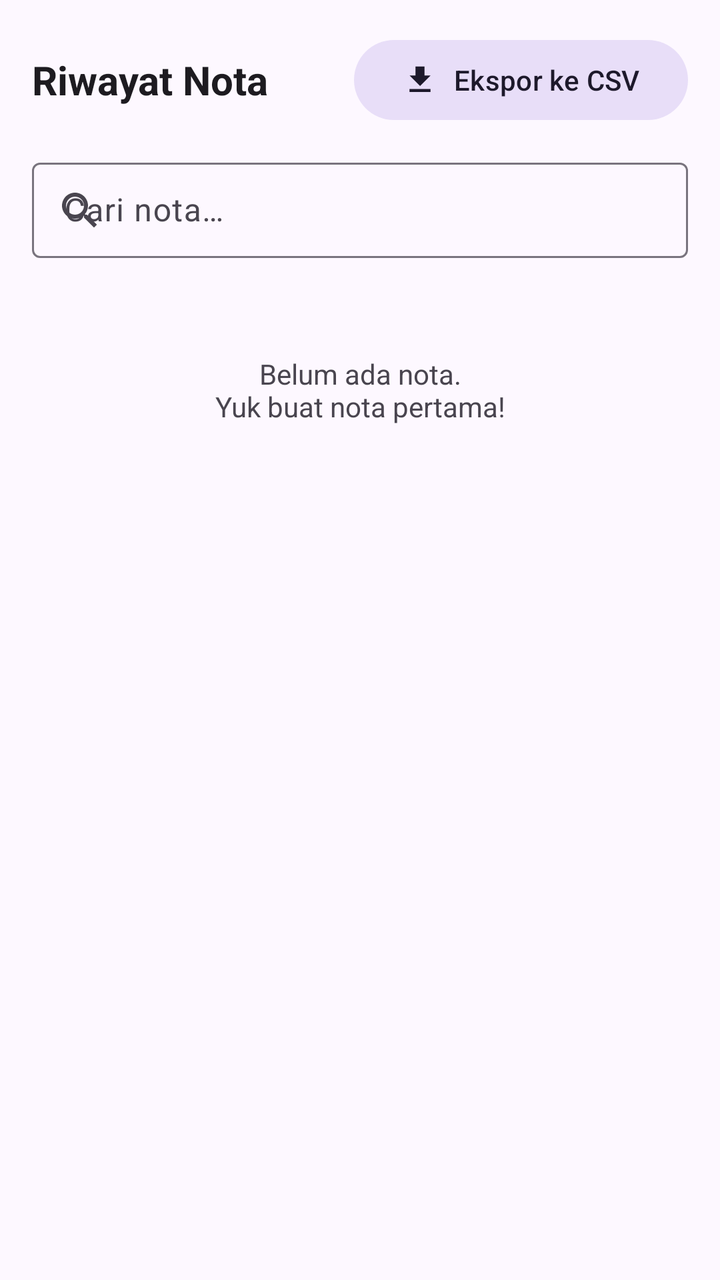
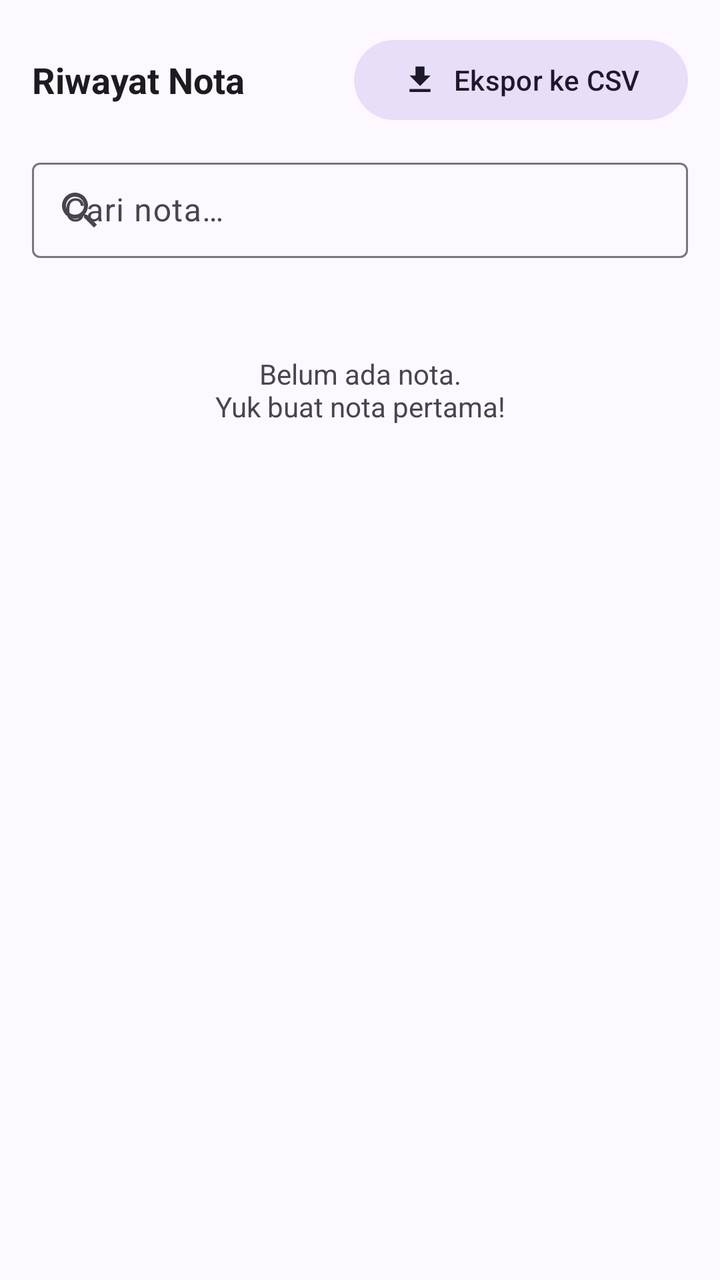

Before-and-after screenshots of an Android layout around one commit, followed by the original layout XML and the change that was made.
<!-- AndroidManifest.xml: application theme Theme.NotaCostume -->
<!-- res/layout/fragment_riwayat.xml -->
<?xml version="1.0" encoding="utf-8"?>
<LinearLayout xmlns:android="http://schemas.android.com/apk/res/android"
    xmlns:app="http://schemas.android.com/apk/res-auto"
    android:layout_width="match_parent"
    android:layout_height="match_parent"
    android:orientation="vertical"
    android:background="?attr/colorSurface"
    android:padding="16dp">

    <LinearLayout
        android:layout_width="match_parent"
        android:layout_height="wrap_content"
        android:orientation="horizontal"
        android:gravity="center_vertical">

        <TextView
            android:layout_width="0dp"
            android:layout_height="wrap_content"
            android:layout_weight="1"
            android:text="@string/riwayat_title"
            android:textColor="?attr/colorOnSurface"
            android:textSize="20sp"
            android:textStyle="bold" />

        <com.google.android.material.button.MaterialButton
            android:id="@+id/btnExport"
            style="@style/Widget.Material3.Button.TonalButton"
            android:layout_width="wrap_content"
            android:layout_height="wrap_content"
            android:text="@string/export_csv"
            app:icon="@drawable/ic_export" />
    </LinearLayout>

    <com.google.android.material.textfield.TextInputLayout
        android:id="@+id/tilSearch"
        style="@style/Widget.Material3.TextInputLayout.OutlinedBox.Dense"
        android:layout_width="match_parent"
        android:layout_height="wrap_content"
        android:layout_marginTop="12dp"
        android:hint="@string/search_hint"
        app:startIconDrawable="@drawable/ic_search">

        <com.google.android.material.textfield.TextInputEditText
            android:id="@+id/etSearch"
            android:layout_width="match_parent"
            android:layout_height="wrap_content"
            android:inputType="text"
            android:maxLines="1" />
    </com.google.android.material.textfield.TextInputLayout>

    <TextView
        android:id="@+id/tvEmpty"
        android:layout_width="match_parent"
        android:layout_height="wrap_content"
        android:layout_marginTop="48dp"
        android:gravity="center"
        android:text="@string/empty_state"
        android:textColor="?attr/colorOnSurfaceVariant"
        android:textSize="14sp" />

    <androidx.recyclerview.widget.RecyclerView
        android:id="@+id/rvRiwayat"
        android:layout_width="match_parent"
        android:layout_height="wrap_content"
        android:layout_marginTop="16dp"
        android:nestedScrollingEnabled="false" />
</LinearLayout>
<!-- resources referenced by this layout -->
<resources>
  <!-- drawable ic_export (drawable) -->
  <?xml version="1.0" encoding="utf-8"?>
  <vector xmlns:android="http://schemas.android.com/apk/res/android"
      android:width="24dp"
      android:height="24dp"
      android:viewportWidth="24"
      android:viewportHeight="24">
      <path
          android:fillColor="#FF000000"
          android:pathData="M19,9h-4V3H9v6H5l7,7 7,-7zM5,18v2h14v-2H5z" />
  </vector>
  <!-- drawable ic_search (drawable) -->
  <?xml version="1.0" encoding="utf-8"?>
  <vector xmlns:android="http://schemas.android.com/apk/res/android"
      android:width="24dp"
      android:height="24dp"
      android:viewportWidth="24"
      android:viewportHeight="24">
      <path
          android:fillColor="#FF000000"
          android:pathData="M15.5,14h-0.79l-0.28,-0.27C15.41,12.59 16,11.11 16,9.5 16,5.91 13.09,3 9.5,3S3,5.91 3,9.5 5.91,16 9.5,16c1.61,0 3.09,-0.59 4.23,-1.57l0.27,0.28v0.79l5,4.99L20.49,19l-4.99,-5zM9.5,14C7.01,14 5,11.99 5,9.5S7.01,5 9.5,5 14,7.01 14,9.5 11.99,14 9.5,14z" />
  </vector>
  <string name="empty_state">Belum ada nota.\nYuk buat nota pertama!</string>
  <string name="export_csv">Export CSV</string>
  <string name="riwayat_title">Riwayat Nota</string>
  <string name="search_hint">Cari nota…</string>
  <style name="Theme.NotaCostume" parent="Theme.Material3.DayNight.NoActionBar">
          <item name="colorPrimary">@color/md_primary</item>
          <item name="colorOnPrimary">@color/white</item>
          <item name="colorPrimaryContainer">@color/md_primary_container</item>
          <item name="colorOnPrimaryContainer">@color/md_on_primary_container</item>
          <item name="colorSecondary">@color/md_secondary</item>
          <item name="colorOnSecondary">@color/white</item>
          <item name="colorSecondaryContainer">@color/md_secondary_container</item>
          <item name="colorOnSecondaryContainer">@color/md_on_secondary_container</item>
          <item name="colorSurface">@color/md_surface</item>
          <item name="colorOnSurface">@color/md_on_surface</item>
          <item name="colorSurfaceContainer">@color/md_surface_container</item>
          <item name="colorOutline">@color/md_outline</item>
          <item name="dynamicColorThemeOverlay">@style/ThemeOverlay.Material3.DynamicColors.DayNight</item>
          <item name="android:statusBarColor">?attr/colorSurfaceContainer</item>
      </style>
  <color name="md_primary">#6750A4</color>
  <color name="white">#FFFFFF</color>
  <color name="md_primary_container">#EADDFF</color>
  <color name="md_on_primary_container">#21005D</color>
  <color name="md_secondary">#625B71</color>
  <color name="md_secondary_container">#E8DEF8</color>
  <color name="md_on_secondary_container">#1D192B</color>
  <color name="md_surface">#FDF8FF</color>
  <color name="md_on_surface">#1D1B20</color>
  <color name="md_surface_container">#F3EDF7</color>
  <color name="md_outline">#79747E</color>
</resources>

<!-- the commit's change to res/layout/fragment_riwayat.xml (unified diff, before → after) -->
@@ -19,7 +19,7 @@
             android:layout_weight="1"
             android:text="@string/riwayat_title"
             android:textColor="?attr/colorOnSurface"
-            android:textSize="20sp"
+            android:textSize="18sp"
             android:textStyle="bold" />
 
         <com.google.android.material.button.MaterialButton
<!-- resource entries referenced after the edit -->
@@ -23,7 +23,7 @@
           android:pathData="M15.5,14h-0.79l-0.28,-0.27C15.41,12.59 16,11.11 16,9.5 16,5.91 13.09,3 9.5,3S3,5.91 3,9.5 5.91,16 9.5,16c1.61,0 3.09,-0.59 4.23,-1.57l0.27,0.28v0.79l5,4.99L20.49,19l-4.99,-5zM9.5,14C7.01,14 5,11.99 5,9.5S7.01,5 9.5,5 14,7.01 14,9.5 11.99,14 9.5,14z" />
   </vector>
   <string name="empty_state">Belum ada nota.\nYuk buat nota pertama!</string>
-  <string name="export_csv">Export CSV</string>
+  <string name="export_csv">Ekspor ke CSV</string>
   <string name="riwayat_title">Riwayat Nota</string>
   <string name="search_hint">Cari nota…</string>
   <style name="Theme.NotaCostume" parent="Theme.Material3.DayNight.NoActionBar">
